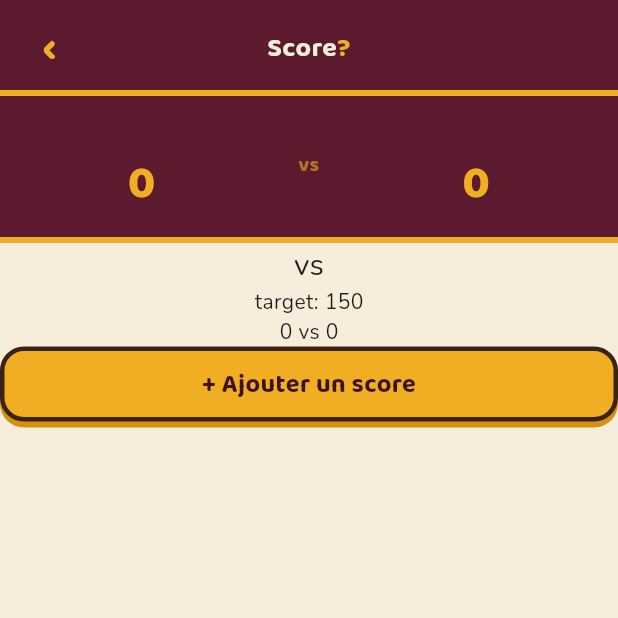
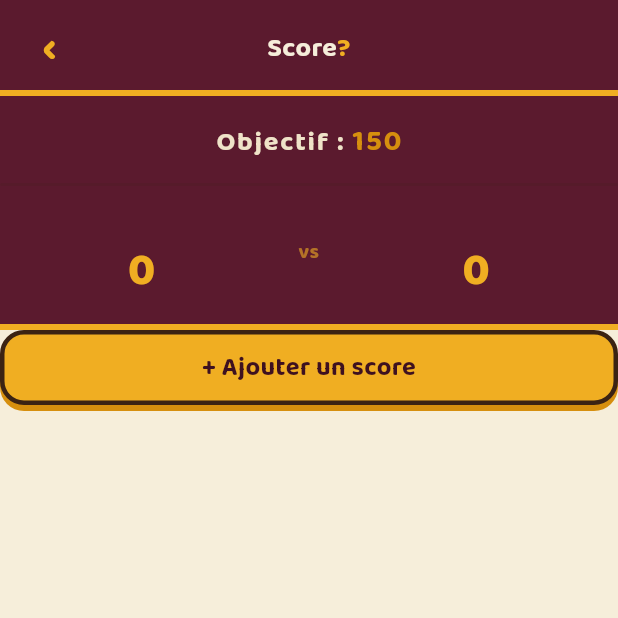
Before and after one commit to RHFanambinantsoa/score_belote_flutter, a Flutter app: the ScoreScreen screen opened directly with empty values, on a phone screen of 412 x 824 dp, the top half of it. Run offline on Flutter 3.47's test engine with Material 3 defaults, Android fonts, the phone set to English and light mode, and no system bars; our stand-ins replace dotted_border, isar; accounts and stored records are empty.

Commit message:
style : add target score display in total score section widget

```diff
--- a/lib/screens/score_screen.dart
+++ b/lib/screens/score_screen.dart
@@ -103,13 +103,7 @@ class _ScoreScreenState extends State<ScoreScreen> {
         child: Column(
           children: [
             // En-tête : nom + total, séparés par VS
-            TotalScoreSection(game: widget.game),
-            Text(
-              "${widget.game.teams[0].label} vs ${widget.game.teams[1].label}",
-              style: TextStyle(fontSize: 20),
-            ),
-            Text("target: $targetScore"),
-            Text("${widget.game.totalScoreA} vs ${widget.game.totalScoreB}"),
+            TotalScoreSection(game: widget.game, targetScore: targetScore),
             Row(
               mainAxisSize: MainAxisSize.min,
               children: [
--- a/lib/widgets/total_score_section.dart
+++ b/lib/widgets/total_score_section.dart
@@ -5,7 +5,12 @@ import '../theme/app_colors.dart';
 
 class TotalScoreSection extends StatelessWidget {
   final Game game;
-  const TotalScoreSection({super.key, required this.game});
+  final int targetScore;
+  const TotalScoreSection({
+    super.key,
+    required this.game,
+    required this.targetScore,
+  });
 
   @override
   Widget build(BuildContext context) {
@@ -15,9 +20,42 @@ class TotalScoreSection extends StatelessWidget {
         border: Border(bottom: BorderSide(color: AppColors.gold, width: 4)),
       ),
       padding: const EdgeInsets.symmetric(vertical: 14),
-      child: Row(
+      child: Column(
+        spacing: 10,
         children: [
-          Expanded(child: _headerColumn(game.teams[0].label, game.totalScoreA)),
+          RichText(
+            text: TextSpan(
+              children: [
+                TextSpan(
+                  text: 'Objectif : ',
+                  style: AppTextStyles.sectionLabel.copyWith(
+                    fontSize: 18,
+                    color: AppColors.cream2,
+                  ),
+                ),
+                TextSpan(
+                  text: "$targetScore",
+                  style: AppTextStyles.sectionLabel.copyWith(
+                    fontSize: 20,
+                    color: AppColors.goldDeep,
+                  ),
+                ),
+              ],
+            ),
+          ),
+          Container(
+            height: 2,
+            margin: const EdgeInsets.symmetric(vertical: 2),
+            decoration: BoxDecoration(
+              color: AppColors.brown.withOpacity(0.15),
+              borderRadius: BorderRadius.circular(2),
+            ),
+          ),
+          Row(
+            children: [
+              Expanded(
+                child: _headerColumn(game.teams[0].label, game.totalScoreA),
+              ),
               SizedBox(
                 width: 34,
                 child: Text(
@@ -31,7 +69,11 @@ class TotalScoreSection extends StatelessWidget {
                   ),
                 ),
               ),
-          Expanded(child: _headerColumn(game.teams[1].label, game.totalScoreB)),
+              Expanded(
+                child: _headerColumn(game.teams[1].label, game.totalScoreB),
+              ),
+            ],
+          ),
         ],
       ),
     );
```
Lines whose indentation alone changed are shown as unchanged.
